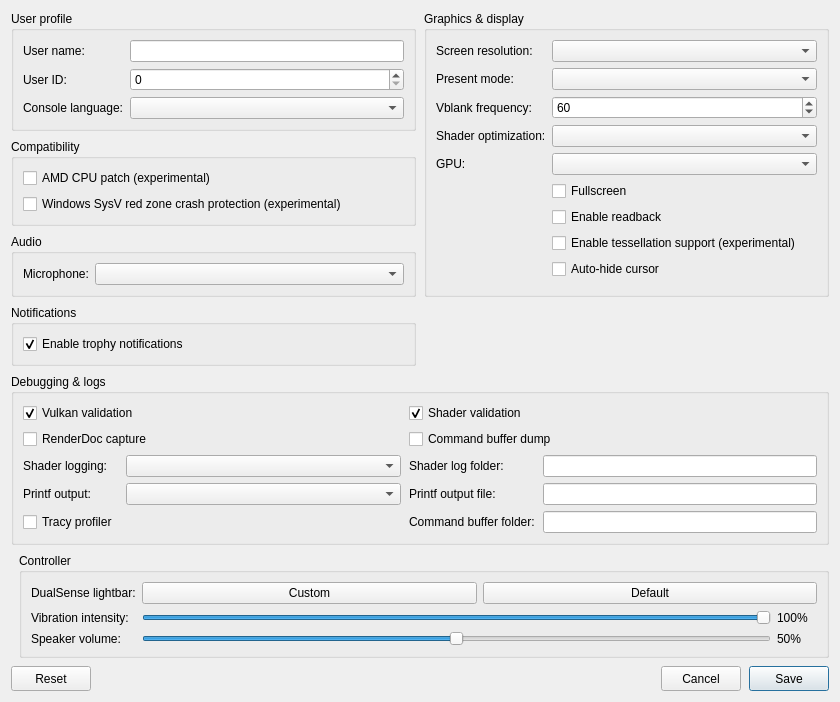
This is src/launcher/forms/configuration_edit_dialog.ui in OGKushhh/AbdoPS5 as Qt 5 draws it before an edit. The edited form follows.
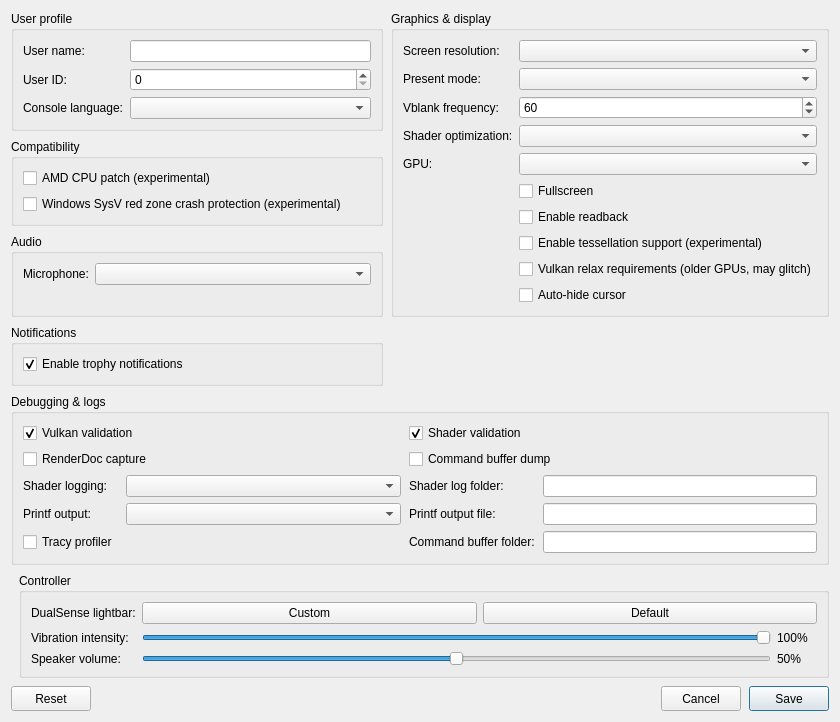
This is the edited form. Custom widgets are drawn as their Qt base class.

```diff
--- a/src/launcher/forms/configuration_edit_dialog.ui
+++ b/src/launcher/forms/configuration_edit_dialog.ui
@@ -174,11 +174,16 @@
          </widget>
         </item>
         <item row="8" column="1">
-
+         <widget class="QCheckBox" name="checkBox_vulkan_relax">
           <property name="toolTip"><string>Skip rejection of older GPUs that lack fragmentShaderBarycentric, colorWriteEnable, or depthClipEnable. For Pascal GTX 10-series and similar. May cause visual glitches.</string></property>
-          <property name="text"><string>Vulkan relax requirements (older GPUs, may glitch)</string></property>         <widget class="QCheckBox" name="checkBox_hide_cursor">
+          <property name="text"><string>Vulkan relax requirements (older GPUs, may glitch)</string></property>
+         </widget>
+        </item>
+        <item row="9" column="1">
+         <widget class="QCheckBox" name="checkBox_hide_cursor">
           <property name="toolTip"><string>Hide the host cursor after 2 seconds without mouse activity</string></property>
-          <property name="text"><string>Auto-hide cursor</string></property>         </widget>
+          <property name="text"><string>Auto-hide cursor</string></property>
+         </widget>
         </item>
        </layout>
       </widget>
```
